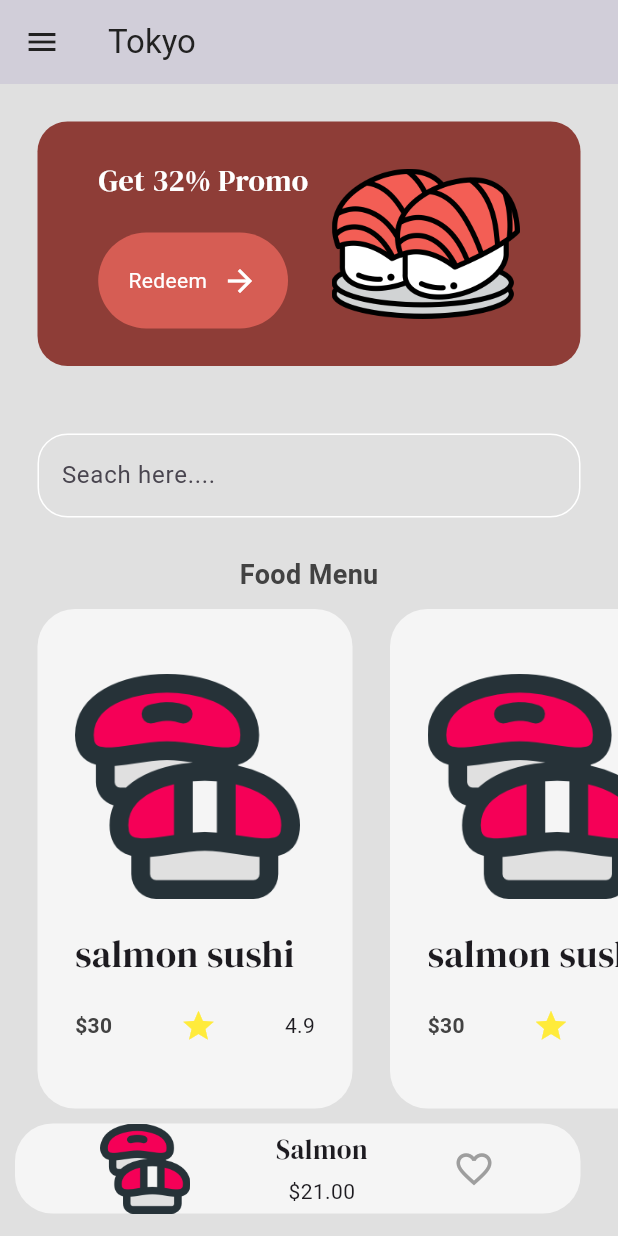
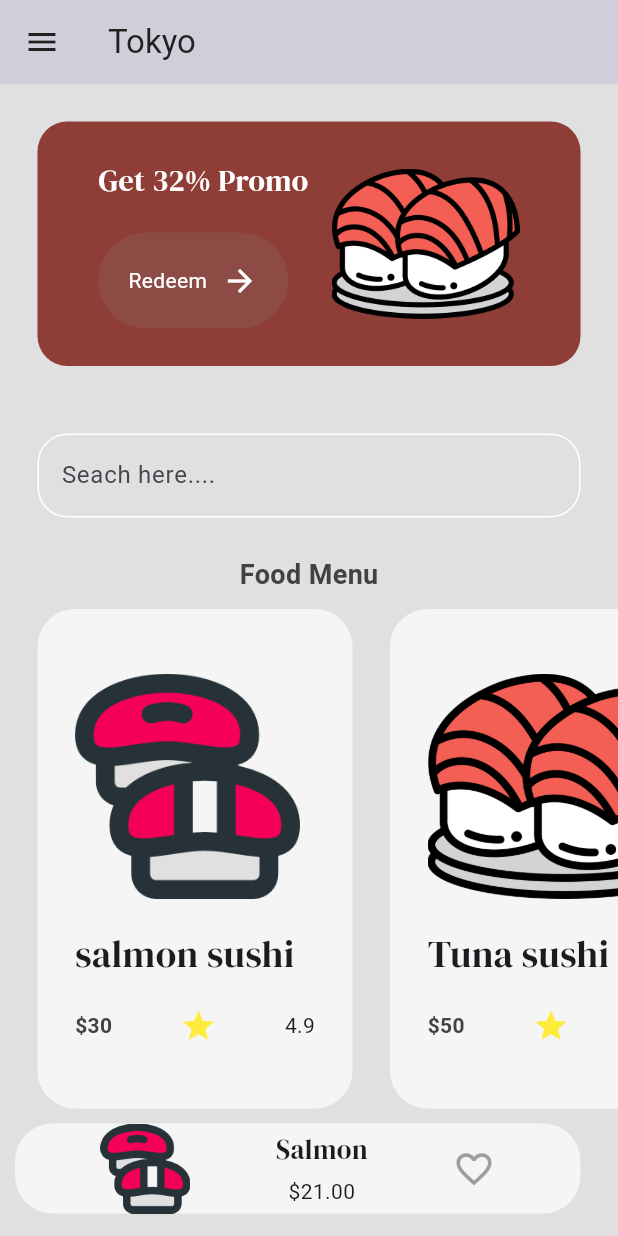
Before and after one commit to AnhTuvx/Flutter-Sushi-Restaurant, a Flutter app: the MenuPage screen opened by its route, on a phone screen of 412 x 824 dp. Run offline on Flutter 3.47's test engine with Material 3 defaults, Android fonts, the phone set to English and light mode, and no system bars; our stand-ins replace google_fonts.

Commit message:
finish food detail and menu page

```diff
--- a/lib/compoments/button.dart
+++ b/lib/compoments/button.dart
@@ -1,4 +1,5 @@
 import 'package:flutter/material.dart';
+import 'package:sushi_restaurant_flutter/theme/color.dart';
 
 class MyButton extends StatelessWidget {
   final String text;
@@ -11,8 +12,7 @@ class MyButton extends StatelessWidget {
       onTap: onTap,
       child: Container(
         decoration: BoxDecoration(
-            color: Color.fromARGB(255, 214, 93, 84),
-            borderRadius: BorderRadius.circular(40)),
+            color: secondaryColor, borderRadius: BorderRadius.circular(40)),
         padding: EdgeInsets.all(20),
         child: Row(
           mainAxisAlignment: MainAxisAlignment.center,
--- a/lib/compoments/food_tittle.dart
+++ b/lib/compoments/food_tittle.dart
@@ -4,11 +4,14 @@ import 'package:sushi_restaurant_flutter/models/food.dart';
 
 class FoodTittle extends StatelessWidget {
   final Food food;
-  const FoodTittle({super.key, required this.food});
+  final void Function()? onTap;
+  const FoodTittle({super.key, required this.food, required this.onTap});
 
   @override
   Widget build(BuildContext context) {
-    return Container(
+    return GestureDetector(
+      onTap: onTap,
+      child: Container(
         decoration: BoxDecoration(
           color: Colors.grey[100],
           borderRadius: BorderRadius.circular(25),
@@ -52,6 +55,7 @@ class FoodTittle extends StatelessWidget {
             //price+rating
           ],
         ),
+      ),
     );
   }
 }
--- a/lib/pages/intro_page.dart
+++ b/lib/pages/intro_page.dart
@@ -1,6 +1,7 @@
 import 'package:flutter/material.dart';
 import 'package:google_fonts/google_fonts.dart';
 import 'package:sushi_restaurant_flutter/compoments/button.dart';
+import 'package:sushi_restaurant_flutter/theme/color.dart';
 
 class IntroPage extends StatelessWidget {
   const IntroPage({super.key});
@@ -8,7 +9,7 @@ class IntroPage extends StatelessWidget {
   @override
   Widget build(BuildContext context) {
     return Scaffold(
-      backgroundColor: const Color.fromARGB(255, 150, 55, 48),
+      backgroundColor: primaryColor,
       body: Padding(
         padding: const EdgeInsets.all(25.0),
         child: Column(
--- a/lib/pages/menu_page.dart
+++ b/lib/pages/menu_page.dart
@@ -3,6 +3,7 @@ import 'package:google_fonts/google_fonts.dart';
 import 'package:sushi_restaurant_flutter/compoments/button.dart';
 import 'package:sushi_restaurant_flutter/compoments/food_tittle.dart';
 import 'package:sushi_restaurant_flutter/models/food.dart';
+import 'package:sushi_restaurant_flutter/pages/food_details.dart';
 import 'package:sushi_restaurant_flutter/theme/color.dart';
 
 class MenuPage extends StatefulWidget {
@@ -21,6 +22,11 @@ class _MenuPageState extends State<MenuPage> {
         imagePath: "lib/images/820582.png",
         rating: "4.9"),
     //salmon sushi
+    Food(
+        name: "Tuna sushi",
+        price: "50",
+        imagePath: "lib/images/food_16145708.png",
+        rating: "3.9"),
     Food(
         name: "salmon sushi",
         price: "30",
@@ -44,14 +50,19 @@ class _MenuPageState extends State<MenuPage> {
     Food(
         name: "salmon sushi",
         price: "30",
-        imagePath: "lib/images/820582.png",
-        rating: "4.9"),
-    Food(
-        name: "salmon sushi",
-        price: "30",
-        imagePath: "lib/images/820582.png",
+        imagePath: "lib/images/sushi_820582.png",
         rating: "4.9"),
   ];
+  //navigator to food item details page
+  void navigateToFoodDetail(int index) {
+    Navigator.push(
+        context,
+        MaterialPageRoute(
+          builder: (context) => FoodDetailsPage(
+            food: foodMenu[index],
+          ),
+        ));
+  }
 
   @override
   Widget build(BuildContext context) {
@@ -148,6 +159,7 @@ class _MenuPageState extends State<MenuPage> {
               itemCount: foodMenu.length,
               itemBuilder: (context, index) => FoodTittle(
                 food: foodMenu[index],
+                onTap: () => navigateToFoodDetail(index),
               ),
             ),
           ),
--- a/lib/theme/color.dart
+++ b/lib/theme/color.dart
@@ -1,3 +1,4 @@
 import 'package:flutter/material.dart';
 
 var primaryColor = Color.fromARGB(255, 142, 61, 55);
+var secondaryColor = Color.fromARGB(109, 140, 94, 91);
```
Also changed, not shown: lib/pages/dad.dart (added, +15 -0 lines), lib/pages/food_details.dart (added, +189 -0 lines). Lines whose indentation alone changed are shown as unchanged.
